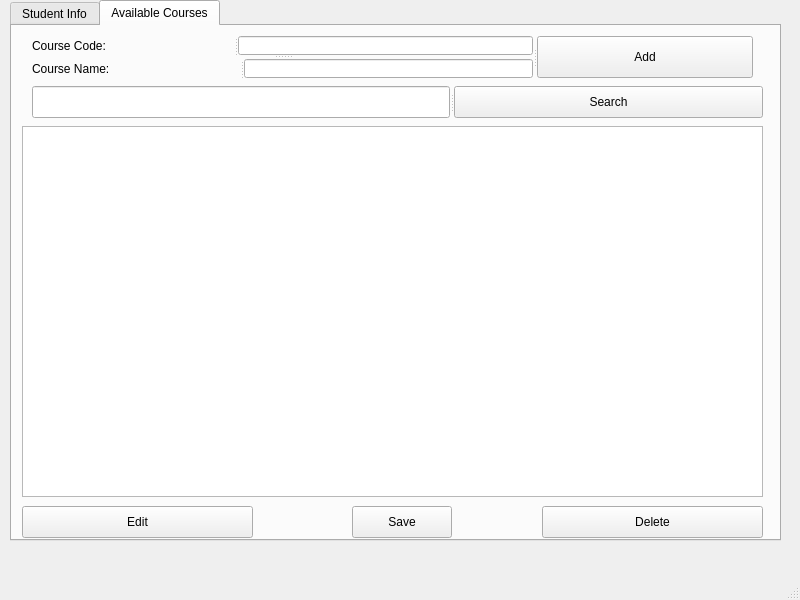
First picture: the form in m/mainwindow.ui, repository preciano/SSIS-2, before the edit.
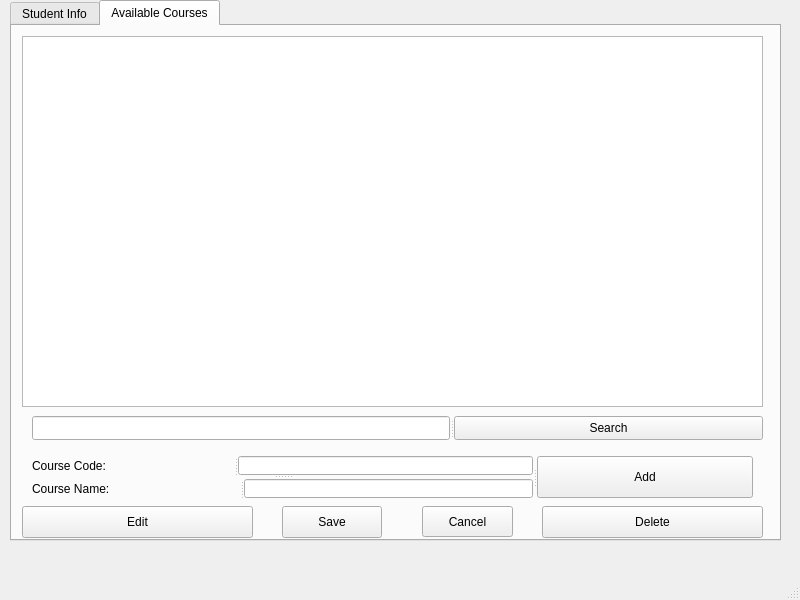
Second picture: the form after the edit. The open tabs and pages were chosen to show the change.

Diff of the .ui file:
```diff
--- a/m/mainwindow.ui
+++ b/m/mainwindow.ui
@@ -276,9 +276,9 @@
       <property name="geometry">
        <rect>
         <x>20</x>
-        <y>60</y>
+        <y>390</y>
         <width>731</width>
-        <height>32</height>
+        <height>24</height>
        </rect>
       </property>
       <property name="orientation">
@@ -295,7 +295,7 @@
       <property name="geometry">
        <rect>
         <x>20</x>
-        <y>10</y>
+        <y>430</y>
         <width>721</width>
         <height>42</height>
        </rect>
@@ -339,7 +339,7 @@
      <widget class="QPushButton" name="saveButton2">
       <property name="geometry">
        <rect>
-        <x>340</x>
+        <x>270</x>
         <y>480</y>
         <width>100</width>
         <height>32</height>
@@ -353,7 +353,7 @@
       <property name="geometry">
        <rect>
         <x>10</x>
-        <y>100</y>
+        <y>10</y>
         <width>741</width>
         <height>371</height>
        </rect>
@@ -385,6 +385,19 @@
        <string>Edit</string>
       </property>
      </widget>
+     <widget class="QPushButton" name="cancelButton2">
+      <property name="geometry">
+       <rect>
+        <x>410</x>
+        <y>480</y>
+        <width>91</width>
+        <height>31</height>
+       </rect>
+      </property>
+      <property name="text">
+       <string>Cancel</string>
+      </property>
+     </widget>
     </widget>
    </widget>
   </widget>
```
Left out of the diff: 27 changed lines with no effect on the pictures.
